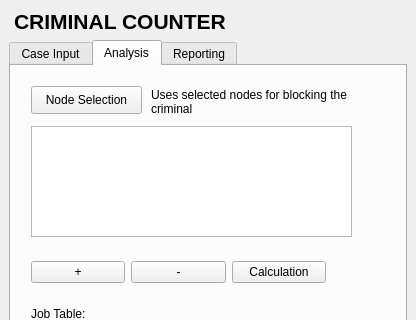
This is criminal_counter/criminal_counter_dockwidget_base.ui in DaveyOldenburg/2017_Group6_Criminal_Counter as Qt 5 draws it before an edit; both pictures show x 0 to 416 and y 0 to 320 of the 416 by 701 pixel window. The edited form follows.
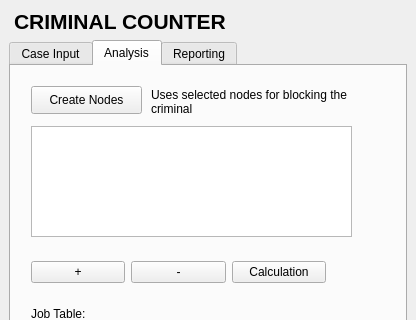
This is the edited form. Icons and pictures are not drawn.

```diff
--- a/criminal_counter/criminal_counter_dockwidget_base.ui
+++ b/criminal_counter/criminal_counter_dockwidget_base.ui
@@ -179,7 +179,7 @@
          </rect>
         </property>
         <property name="text">
-         <string>Node Selection</string>
+         <string>Create Nodes</string>
         </property>
        </widget>
        <widget class="QLabel" name="label_10">
```
